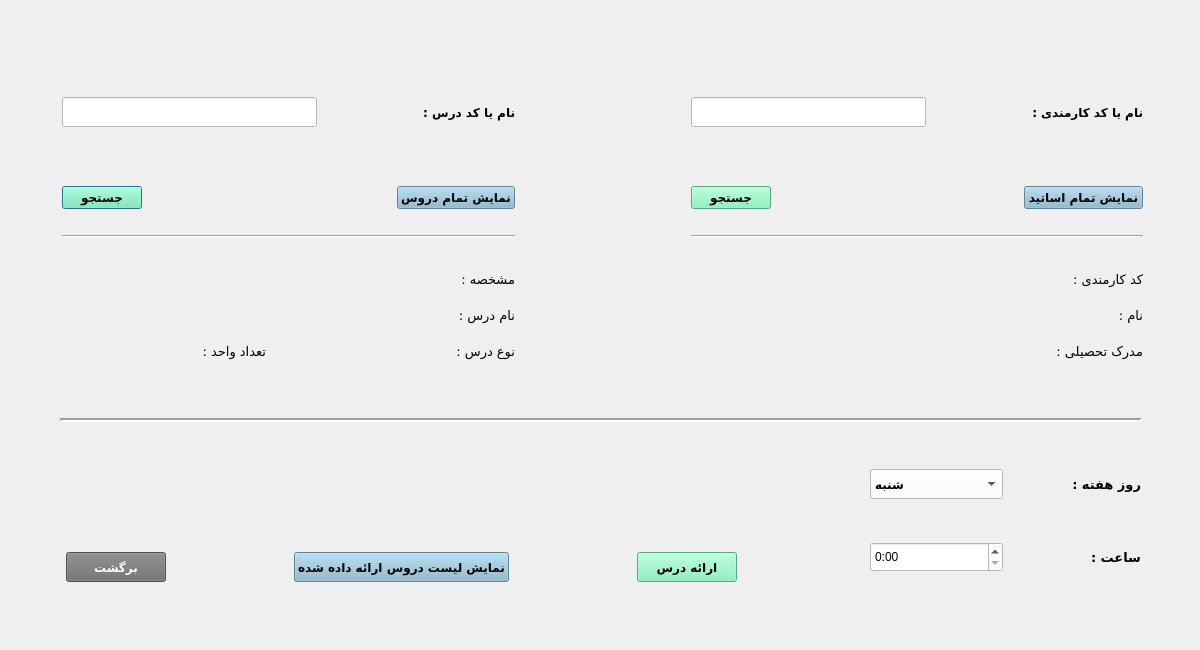
Above: eraedarsdialog.ui from AliRn76/Student-Portal before the change. Below: the same form after it.
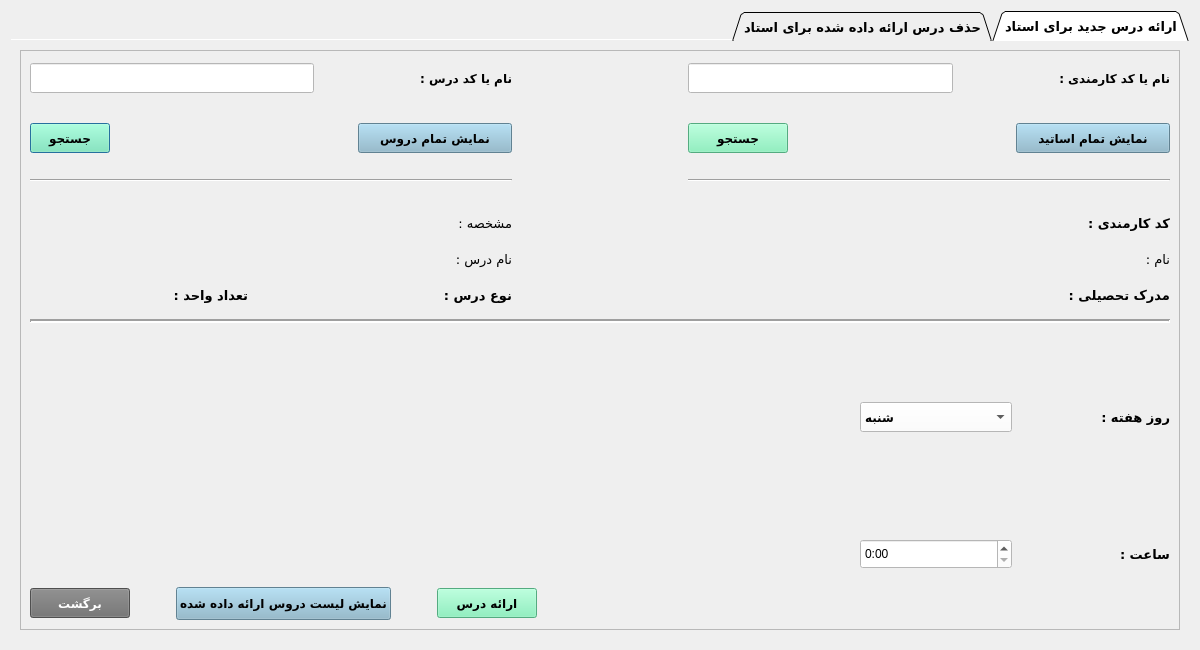
That is the form after the change.

The edit to the form file:
```diff
--- a/eraedarsdialog.ui
+++ b/eraedarsdialog.ui
@@ -13,15 +13,48 @@
   <property name="windowTitle">
    <string>ارائه درس</string>
   </property>
+  <layout class="QGridLayout" name="gridLayout">
+   <item row="0" column="0">
+    <widget class="QTabWidget" name="tabWidget">
+     <property name="font">
+      <font>
+       <family>B Nazanin</family>
+       <pointsize>10</pointsize>
+       <weight>75</weight>
+       <bold>true</bold>
+      </font>
+     </property>
+     <property name="layoutDirection">
+      <enum>Qt::RightToLeft</enum>
+     </property>
+     <property name="tabShape">
+      <enum>QTabWidget::Triangular</enum>
+     </property>
+     <property name="currentIndex">
+      <number>0</number>
+     </property>
+     <property name="documentMode">
+      <bool>true</bool>
+     </property>
+     <widget class="QWidget" name="tab_3">
+      <attribute name="title">
+       <string>ارائه درس جدید برای استاد</string>
+      </attribute>
+      <layout class="QGridLayout" name="gridLayout_2">
+       <item row="0" column="0">
+        <widget class="QFrame" name="frame">
+         <property name="layoutDirection">
+          <enum>Qt::LeftToRight</enum>
+         </property>
+         <property name="frameShape">
+          <enum>QFrame::StyledPanel</enum>
+         </property>
+         <property name="frameShadow">
+          <enum>QFrame::Raised</enum>
+         </property>
+         <layout class="QGridLayout" name="gridLayout_4">
+          <item row="1" column="0" colspan="3">
   <widget class="Line" name="line_3">
-   <property name="geometry">
-    <rect>
-     <x>60</x>
-     <y>410</y>
-     <width>1081</width>
-     <height>20</height>
-    </rect>
-   </property>
    <property name="minimumSize">
     <size>
      <width>0</width>
@@ -35,153 +68,24 @@
     <enum>Qt::Horizontal</enum>
    </property>
   </widget>
-  <widget class="QWidget" name="layoutWidget_4">
-   <property name="geometry">
-    <rect>
-     <x>870</x>
-     <y>460</y>
-     <width>271</width>
-     <height>121</height>
-    </rect>
-   </property>
-   <layout class="QVBoxLayout" name="verticalLayout_9">
-    <item>
-     <layout class="QHBoxLayout" name="horizontalLayout_22">
-      <item>
-       <widget class="QComboBox" name="comboBox">
-        <property name="minimumSize">
-         <size>
-          <width>0</width>
-          <height>30</height>
-         </size>
-        </property>
-        <property name="font">
-         <font>
-          <family>B Koodak</family>
-          <weight>75</weight>
-          <bold>true</bold>
-         </font>
-        </property>
-        <property name="styleSheet">
-         <string notr="true">background-color: white</string>
-        </property>
-        <item>
-         <property name="text">
-          <string>شنبه</string>
-         </property>
-        </item>
-        <item>
-         <property name="text">
-          <string>یک شنبه</string>
-         </property>
-        </item>
-        <item>
-         <property name="text">
-          <string>دو شنبه</string>
-         </property>
-        </item>
-        <item>
-         <property name="text">
-          <string>سه شنبه</string>
-         </property>
-        </item>
-        <item>
-         <property name="text">
-          <string>چهار شنبه</string>
-         </property>
-        </item>
-        <item>
-         <property name="text">
-          <string>پنج شنبه</string>
-         </property>
-        </item>
-       </widget>
-      </item>
-      <item>
-       <widget class="QLabel" name="label_16">
-        <property name="font">
-         <font>
-          <family>B Koodak</family>
-          <pointsize>10</pointsize>
-          <weight>75</weight>
-          <bold>true</bold>
-         </font>
-        </property>
-        <property name="text">
-         <string>روز هفته :</string>
-        </property>
-       </widget>
-      </item>
-     </layout>
-    </item>
-    <item>
-     <spacer name="horizontalSpacer_19">
+          </item>
+          <item row="2" column="0">
+           <spacer name="verticalSpacer_3">
       <property name="orientation">
-       <enum>Qt::Horizontal</enum>
+             <enum>Qt::Vertical</enum>
+            </property>
+            <property name="sizeType">
+             <enum>QSizePolicy::Minimum</enum>
       </property>
       <property name="sizeHint" stdset="0">
        <size>
-        <width>128</width>
-        <height>20</height>
+              <width>20</width>
+              <height>180</height>
        </size>
       </property>
      </spacer>
     </item>
-    <item>
-     <layout class="QHBoxLayout" name="horizontalLayout_23">
-      <item>
-       <widget class="QTimeEdit" name="timeEdit">
-        <property name="minimumSize">
-         <size>
-          <width>0</width>
-          <height>30</height>
-         </size>
-        </property>
-        <property name="font">
-         <font>
-          <pointsize>9</pointsize>
-         </font>
-        </property>
-        <property name="styleSheet">
-         <string notr="true">background-color: white
-</string>
-        </property>
-        <property name="currentSection">
-         <enum>QDateTimeEdit::HourSection</enum>
-        </property>
-        <property name="displayFormat">
-         <string>h:mm </string>
-        </property>
-       </widget>
-      </item>
-      <item>
-       <widget class="QLabel" name="label_17">
-        <property name="font">
-         <font>
-          <family>B Koodak</family>
-          <pointsize>10</pointsize>
-          <weight>75</weight>
-          <bold>true</bold>
-         </font>
-        </property>
-        <property name="text">
-         <string>ساعت :</string>
-        </property>
-       </widget>
-      </item>
-     </layout>
-    </item>
-   </layout>
-  </widget>
-  <widget class="QWidget" name="layoutWidget">
-   <property name="geometry">
-    <rect>
-     <x>62</x>
-     <y>65</y>
-     <width>1081</width>
-     <height>301</height>
-    </rect>
-   </property>
+          <item row="0" column="0" colspan="3">
    <layout class="QHBoxLayout" name="horizontalLayout_9">
     <item>
      <layout class="QVBoxLayout" name="verticalLayout_3">
@@ -250,6 +154,12 @@
        <layout class="QHBoxLayout" name="horizontalLayout_3">
         <item>
          <widget class="QPushButton" name="pushButton_findLesson">
+                  <property name="minimumSize">
+                   <size>
+                    <width>10</width>
+                    <height>30</height>
+                   </size>
+                  </property>
           <property name="font">
            <font>
             <family>B Nazanin</family>
@@ -281,6 +191,12 @@
         </item>
         <item>
          <widget class="QPushButton" name="pushButton_showLesson">
+                  <property name="minimumSize">
+                   <size>
+                    <width>154</width>
+                    <height>30</height>
+                   </size>
+                  </property>
           <property name="font">
            <font>
             <family>B Nazanin</family>
@@ -588,6 +504,12 @@
        <layout class="QHBoxLayout" name="horizontalLayout_2">
         <item>
          <widget class="QPushButton" name="pushButton_findTeach">
+                  <property name="minimumSize">
+                   <size>
+                    <width>100</width>
+                    <height>30</height>
+                   </size>
+                  </property>
           <property name="font">
            <font>
             <family>B Nazanin</family>
@@ -619,6 +541,12 @@
         </item>
         <item>
          <widget class="QPushButton" name="pushButton_showTeach">
+                  <property name="minimumSize">
+                   <size>
+                    <width>154</width>
+                    <height>30</height>
+                   </size>
+                  </property>
           <property name="font">
            <font>
             <family>B Nazanin</family>
@@ -802,16 +730,8 @@
      </layout>
     </item>
    </layout>
-  </widget>
-  <widget class="QWidget" name="layoutWidget">
-   <property name="geometry">
-    <rect>
-     <x>66</x>
-     <y>550</y>
-     <width>671</width>
-     <height>35</height>
-    </rect>
-   </property>
+          </item>
+          <item row="3" column="0">
    <layout class="QHBoxLayout" name="horizontalLayout_5">
     <item>
      <widget class="QPushButton" name="pushButton_back">
@@ -855,8 +775,8 @@
      <widget class="QPushButton" name="pushButton">
       <property name="minimumSize">
        <size>
-        <width>100</width>
-        <height>30</height>
+                <width>154</width>
+                <height>33</height>
        </size>
       </property>
       <property name="font">
@@ -913,21 +833,179 @@
      </widget>
     </item>
    </layout>
-  </widget>
- </widget>
- <tabstops>
-  <tabstop>lineEdit_teachCode</tabstop>
-  <tabstop>pushButton_findTeach</tabstop>
-  <tabstop>lineEdit_lessonCode</tabstop>
-  <tabstop>pushButton_findLesson</tabstop>
-  <tabstop>pushButton_showTeach</tabstop>
-  <tabstop>pushButton_showLesson</tabstop>
-  <tabstop>comboBox</tabstop>
-  <tabstop>timeEdit</tabstop>
-  <tabstop>pushButton_apply</tabstop>
-  <tabstop>pushButton</tabstop>
-  <tabstop>pushButton_back</tabstop>
- </tabstops>
+          </item>
+          <item row="2" column="2" rowspan="2">
+           <layout class="QVBoxLayout" name="verticalLayout_9">
+            <item>
+             <spacer name="horizontalSpacer_19">
+              <property name="orientation">
+               <enum>Qt::Horizontal</enum>
+              </property>
+              <property name="sizeHint" stdset="0">
+               <size>
+                <width>128</width>
+                <height>20</height>
+               </size>
+              </property>
+             </spacer>
+            </item>
+            <item>
+             <layout class="QHBoxLayout" name="horizontalLayout_22">
+              <item>
+               <widget class="QComboBox" name="comboBox">
+                <property name="minimumSize">
+                 <size>
+                  <width>0</width>
+                  <height>30</height>
+                 </size>
+                </property>
+                <property name="font">
+                 <font>
+                  <family>B Koodak</family>
+                  <weight>75</weight>
+                  <bold>true</bold>
+                 </font>
+                </property>
+                <property name="styleSheet">
+                 <string notr="true">background-color: white</string>
+                </property>
+                <item>
+                 <property name="text">
+                  <string>شنبه</string>
+                 </property>
+                </item>
+                <item>
+                 <property name="text">
+                  <string>یک شنبه</string>
+                 </property>
+                </item>
+                <item>
+                 <property name="text">
+                  <string>دو شنبه</string>
+                 </property>
+                </item>
+                <item>
+                 <property name="text">
+                  <string>سه شنبه</string>
+                 </property>
+                </item>
+                <item>
+                 <property name="text">
+                  <string>چهار شنبه</string>
+                 </property>
+                </item>
+                <item>
+                 <property name="text">
+                  <string>پنج شنبه</string>
+                 </property>
+                </item>
+               </widget>
+              </item>
+              <item>
+               <widget class="QLabel" name="label_16">
+                <property name="font">
+                 <font>
+                  <family>B Koodak</family>
+                  <pointsize>10</pointsize>
+                  <weight>75</weight>
+                  <bold>true</bold>
+                 </font>
+                </property>
+                <property name="text">
+                 <string>روز هفته :</string>
+                </property>
+               </widget>
+              </item>
+             </layout>
+            </item>
+            <item>
+             <layout class="QHBoxLayout" name="horizontalLayout_23">
+              <item>
+               <widget class="QTimeEdit" name="timeEdit">
+                <property name="minimumSize">
+                 <size>
+                  <width>0</width>
+                  <height>30</height>
+                 </size>
+                </property>
+                <property name="font">
+                 <font>
+                  <pointsize>9</pointsize>
+                 </font>
+                </property>
+                <property name="styleSheet">
+                 <string notr="true">background-color: white
+</string>
+                </property>
+                <property name="currentSection">
+                 <enum>QDateTimeEdit::HourSection</enum>
+                </property>
+                <property name="displayFormat">
+                 <string>h:mm </string>
+                </property>
+               </widget>
+              </item>
+              <item>
+               <widget class="QLabel" name="label_17">
+                <property name="font">
+                 <font>
+                  <family>B Koodak</family>
+                  <pointsize>10</pointsize>
+                  <weight>75</weight>
+                  <bold>true</bold>
+                 </font>
+                </property>
+                <property name="text">
+                 <string>ساعت :</string>
+                </property>
+               </widget>
+              </item>
+             </layout>
+            </item>
+           </layout>
+          </item>
+          <item row="3" column="1">
+           <spacer name="horizontalSpacer_14">
+            <property name="orientation">
+             <enum>Qt::Horizontal</enum>
+            </property>
+            <property name="sizeHint" stdset="0">
+             <size>
+              <width>307</width>
+              <height>20</height>
+             </size>
+            </property>
+           </spacer>
+          </item>
+         </layout>
+        </widget>
+       </item>
+      </layout>
+     </widget>
+     <widget class="QWidget" name="tab_4">
+      <attribute name="title">
+       <string>حذف درس ارائه داده شده برای استاد</string>
+      </attribute>
+      <layout class="QGridLayout" name="gridLayout_3">
+       <item row="0" column="0">
+        <widget class="QFrame" name="frame_2">
+         <property name="layoutDirection">
+          <enum>Qt::LeftToRight</enum>
+         </property>
+         <property name="frameShape">
+          <enum>QFrame::StyledPanel</enum>
+         </property>
+         <property name="frameShadow">
+          <enum>QFrame::Raised</enum>
+         </property>
+        </widget>
+       </item>
+      </layout>
+     </widget>
+    </widget>
+   </item>
+  </layout>
+ </widget>
  <resources/>
  <connections>
   <connection>
```
Left out of the diff: 19 changed lines with no effect on the pictures. Lines whose indentation alone changed are shown as unchanged.
